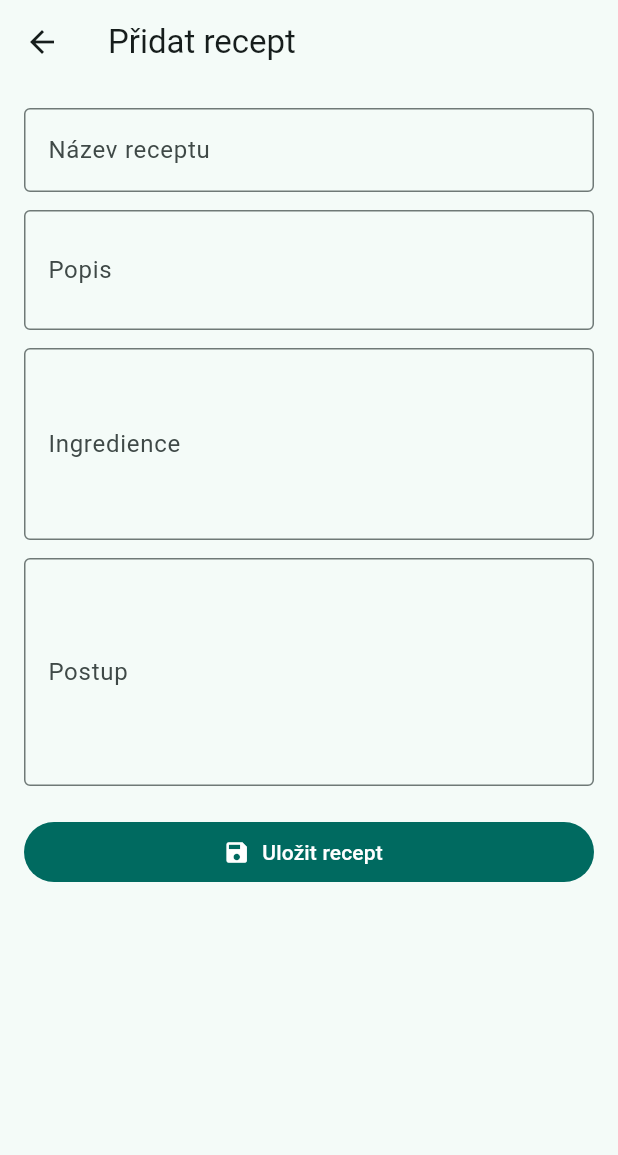
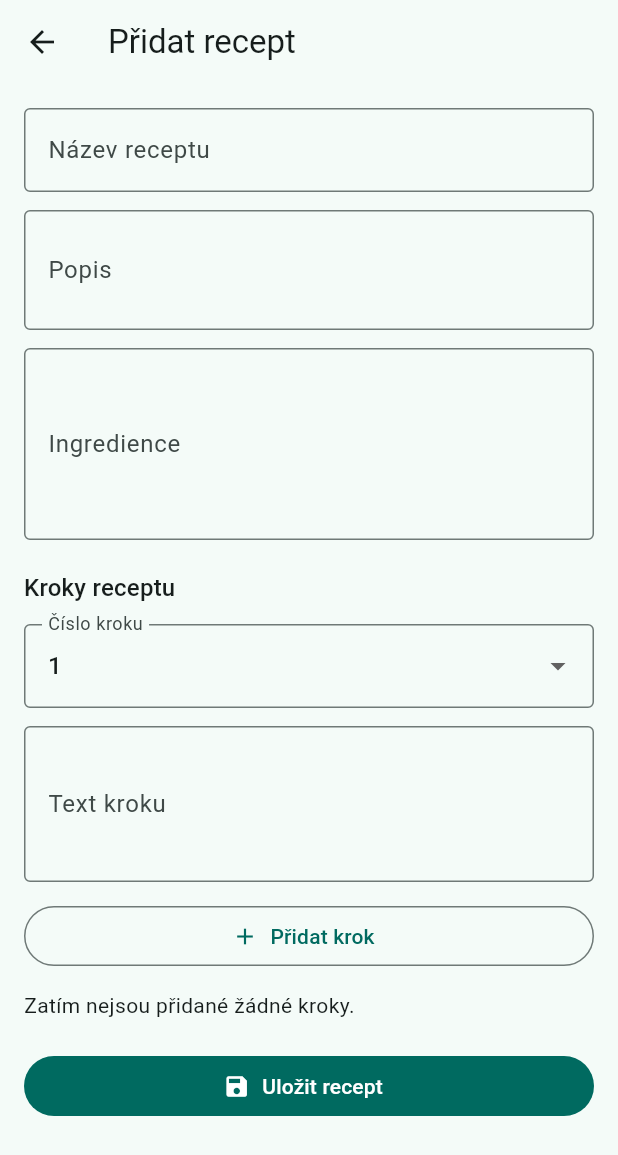
Before and after one commit to davidracin/kucharka, a Flutter app: the AddRecipeScreen screen opened directly, on a phone screen of 412 x 824 dp. Shown: the top 1155 px of the screen. Run offline on Flutter 3.47's test engine with Material 3 defaults, Android fonts, the phone set to English and light mode, and no system bars; our stand-ins replace cloud_firestore, firebase_core, flutter_dotenv; accounts and stored records are empty; statements that could not run were skipped.

Commit message:
Postup rozdělen na kroky.

```diff
--- a/lib/screens/add_recipe_screen.dart
+++ b/lib/screens/add_recipe_screen.dart
@@ -15,24 +15,87 @@ class _AddRecipeScreenState extends State<AddRecipeScreen> {
   final TextEditingController _nameController = TextEditingController();
   final TextEditingController _descriptionController = TextEditingController();
   final TextEditingController _ingredientsController = TextEditingController();
-  final TextEditingController _stepsController = TextEditingController();
+  final TextEditingController _customStepLabelController = TextEditingController();
+  final TextEditingController _stepTextController = TextEditingController();
 
   final FirestoreService _firestoreService = FirestoreService();
 
   bool _isSaving = false;
+  String _selectedStepLabel = '1';
+  final List<Map<String, String>> _steps = <Map<String, String>>[];
+
+  static const String _customLabelOption = 'Vlastní';
 
   @override
   void dispose() {
     _nameController.dispose();
     _descriptionController.dispose();
     _ingredientsController.dispose();
-    _stepsController.dispose();
+    _customStepLabelController.dispose();
+    _stepTextController.dispose();
     super.dispose();
+  }
+
+  void _addStep() {
+    final stepText = _stepTextController.text.trim();
+    if (stepText.isEmpty) {
+      ScaffoldMessenger.of(context).showSnackBar(
+        const SnackBar(content: Text('Vyplňte text kroku.')),
+      );
+      return;
+    }
+
+    String label = _selectedStepLabel;
+    if (_selectedStepLabel == _customLabelOption) {
+      label = _customStepLabelController.text.trim();
+      if (label.isEmpty) {
+        ScaffoldMessenger.of(context).showSnackBar(
+          const SnackBar(content: Text('Vyplňte vlastní označení kroku.')),
+        );
+        return;
+      }
+    }
+
+    setState(() {
+      _steps.add(
+        <String, String>{
+          'label': label,
+          'text': stepText,
+        },
+      );
+
+      _stepTextController.clear();
+      _customStepLabelController.clear();
+
+      // Keep next step adding fast by moving to next number where possible.
+      if (_selectedStepLabel != _customLabelOption) {
+        final current = int.tryParse(_selectedStepLabel) ?? 1;
+        final next = (current + 1).clamp(1, 15);
+        _selectedStepLabel = next.toString();
+      }
+    });
+  }
+
+  void _removeStep(int index) {
+    setState(() {
+      _steps.removeAt(index);
+    });
+  }
+
+  String _buildStepsText() {
+    return _steps.map((step) => '${step['label']}. ${step['text']}').join('\n');
   }
 
   Future<void> _saveRecipe() async {
     final isValid = _formKey.currentState?.validate() ?? false;
     if (!isValid) {
+      return;
+    }
+
+    if (_steps.isEmpty) {
+      ScaffoldMessenger.of(context).showSnackBar(
+        const SnackBar(content: Text('Přidejte alespoň jeden krok.')),
+      );
       return;
     }
 
@@ -45,7 +108,7 @@ class _AddRecipeScreenState extends State<AddRecipeScreen> {
         name: _nameController.text.trim(),
         description: _descriptionController.text.trim(),
         ingredients: _ingredientsController.text.trim(),
-        steps: _stepsController.text.trim(),
+        steps: _buildStepsText(),
       );
 
       if (!mounted) {
@@ -120,17 +183,87 @@ class _AddRecipeScreenState extends State<AddRecipeScreen> {
               maxLines: 4,
               validator: _requiredValidator,
             ),
+            const SizedBox(height: 20),
+            Text(
+              'Kroky receptu',
+              style: Theme.of(context).textTheme.titleMedium,
+            ),
+            const SizedBox(height: 12),
+            DropdownButtonFormField<String>(
+              initialValue: _selectedStepLabel,
+              decoration: const InputDecoration(
+                labelText: 'Číslo kroku',
+                border: OutlineInputBorder(),
+              ),
+              items: [
+                ...List<DropdownMenuItem<String>>.generate(
+                  15,
+                  (index) => DropdownMenuItem<String>(
+                    value: '${index + 1}',
+                    child: Text('${index + 1}'),
+                  ),
+                ),
+                const DropdownMenuItem<String>(
+                  value: _customLabelOption,
+                  child: Text(_customLabelOption),
+                ),
+              ],
+              onChanged: (value) {
+                if (value == null) {
+                  return;
+                }
+                setState(() {
+                  _selectedStepLabel = value;
+                });
+              },
+            ),
+            if (_selectedStepLabel == _customLabelOption) ...[
+              const SizedBox(height: 12),
+              TextFormField(
+                controller: _customStepLabelController,
+                decoration: const InputDecoration(
+                  labelText: 'Vlastní označení kroku',
+                  border: OutlineInputBorder(),
+                  hintText: 'Např.: A nebo Příprava',
+                ),
+              ),
+            ],
             const SizedBox(height: 12),
             TextFormField(
-              controller: _stepsController,
+              controller: _stepTextController,
               decoration: const InputDecoration(
-                labelText: 'Postup',
+                labelText: 'Text kroku',
                 border: OutlineInputBorder(),
-                hintText: 'Popište postup vaření',
+                hintText: 'Co se má v tomto kroku udělat?',
               ),
-              maxLines: 5,
-              validator: _requiredValidator,
+              maxLines: 3,
             ),
+            const SizedBox(height: 12),
+            OutlinedButton.icon(
+              onPressed: _addStep,
+              icon: const Icon(Icons.add),
+              label: const Text('Přidat krok'),
+            ),
+            const SizedBox(height: 12),
+            if (_steps.isEmpty)
+              const Text('Zatím nejsou přidané žádné kroky.')
+            else
+              Column(
+                children: List<Widget>.generate(_steps.length, (index) {
+                  final step = _steps[index];
+                  return Card(
+                    margin: const EdgeInsets.only(bottom: 8),
+                    child: ListTile(
+                      title: Text('${step['label']}. ${step['text']}'),
+                      trailing: IconButton(
+                        icon: const Icon(Icons.delete_outline),
+                        tooltip: 'Smazat krok',
+                        onPressed: () => _removeStep(index),
+                      ),
+                    ),
+                  );
+                }),
+              ),
             const SizedBox(height: 20),
             FilledButton.icon(
               onPressed: _isSaving ? null : _saveRecipe,
```
